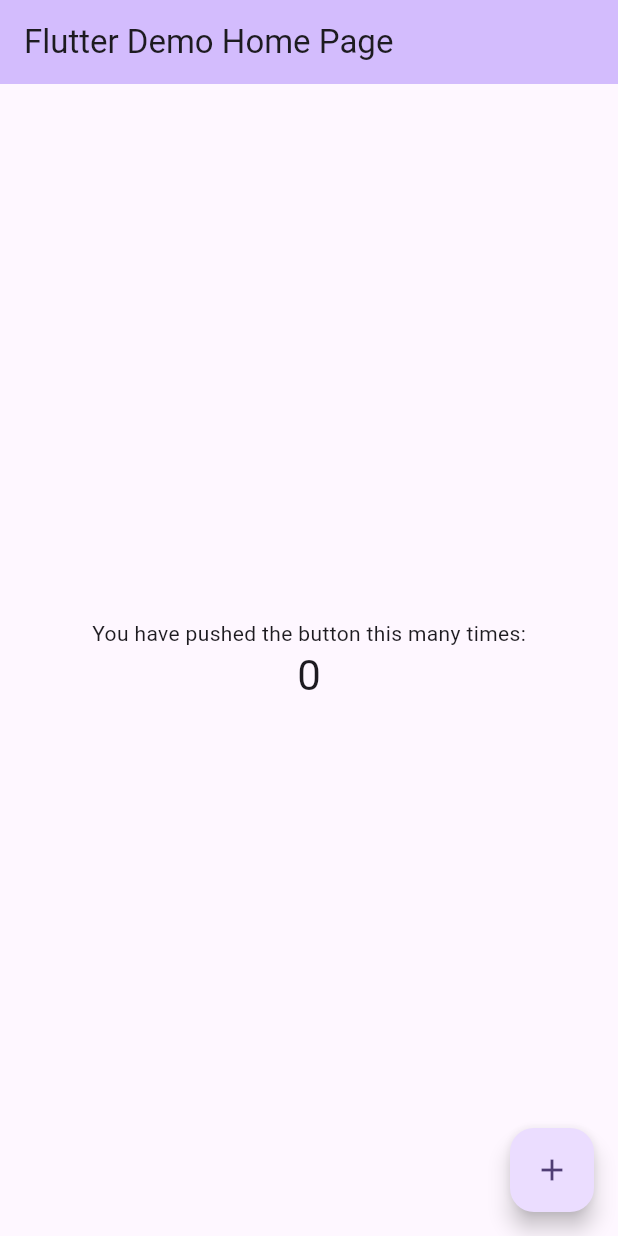
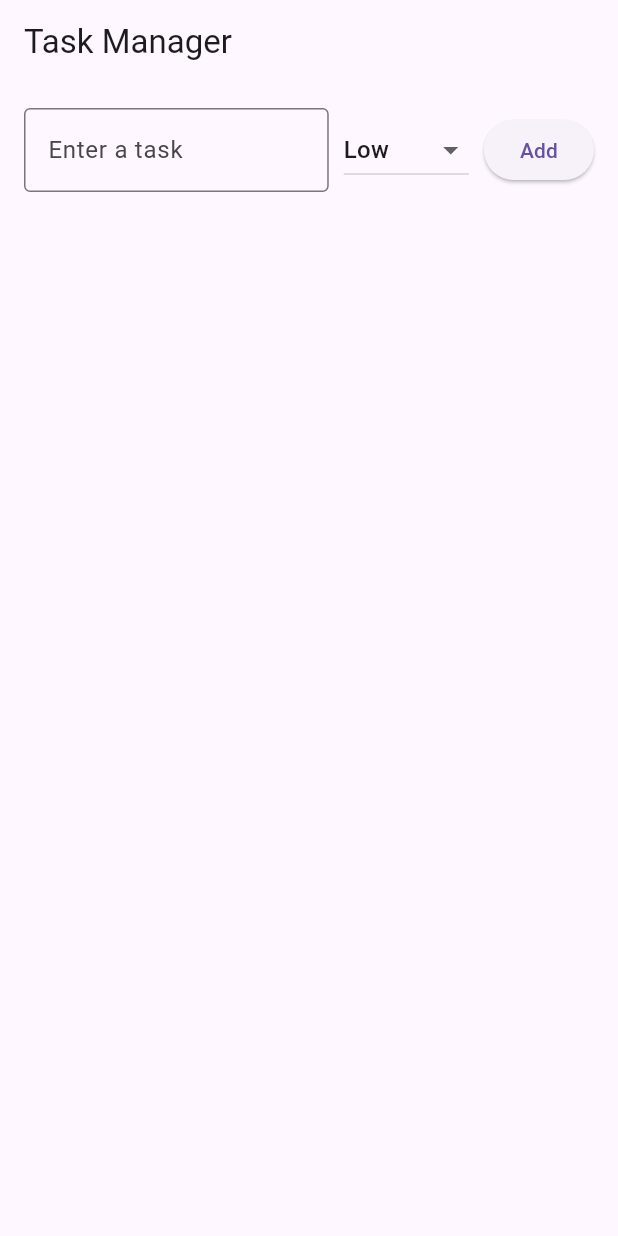
Before and after one commit to ClearNixson/task_list, a Flutter app: the screen it shows after launch, on a phone screen of 412 x 824 dp. Run offline on Flutter 3.47's test engine with Material 3 defaults, Android fonts, the phone set to English and light mode, and no system bars.

Commit message:
update main.dart

```diff
--- a/lib/main.dart
+++ b/lib/main.dart
@@ -1,122 +1,150 @@
 import 'package:flutter/material.dart';
 
 void main() {
-  runApp(const MyApp());
+  runApp(TaskManagerApp());
 }
 
-class MyApp extends StatelessWidget {
-  const MyApp({super.key});
-
-  // This widget is the root of your application.
+class TaskManagerApp extends StatelessWidget {
   @override
   Widget build(BuildContext context) {
     return MaterialApp(
-      title: 'Flutter Demo',
+      title: 'Task Manager',
       theme: ThemeData(
-        // This is the theme of your application.
-        //
-        // TRY THIS: Try running your application with "flutter run". You'll see
-        // the application has a purple toolbar. Then, without quitting the app,
-        // try changing the seedColor in the colorScheme below to Colors.green
-        // and then invoke "hot reload" (save your changes or press the "hot
-        // reload" button in a Flutter-supported IDE, or press "r" if you used
-        // the command line to start the app).
-        //
-        // Notice that the counter didn't reset back to zero; the application
-        // state is not lost during the reload. To reset the state, use hot
-        // restart instead.
-        //
-        // This works for code too, not just values: Most code changes can be
-        // tested with just a hot reload.
-        colorScheme: ColorScheme.fromSeed(seedColor: Colors.deepPurple),
+        primarySwatch: Colors.blue,
       ),
-      home: const MyHomePage(title: 'Flutter Demo Home Page'),
+      home: TaskListScreen(),
     );
   }
 }
 
-class MyHomePage extends StatefulWidget {
-  const MyHomePage({super.key, required this.title});
+class Task {
+  String name;
+  bool isCompleted;
+  String priority; // Optional: For graduate students
 
-  // This widget is the home page of your application. It is stateful, meaning
-  // that it has a State object (defined below) that contains fields that affect
-  // how it looks.
-
-  // This class is the configuration for the state. It holds the values (in this
-  // case the title) provided by the parent (in this case the App widget) and
-  // used by the build method of the State. Fields in a Widget subclass are
-  // always marked "final".
-
-  final String title;
-
-  @override
-  State<MyHomePage> createState() => _MyHomePageState();
+  Task({required this.name, this.isCompleted = false, this.priority = 'Low'});
 }
 
-class _MyHomePageState extends State<MyHomePage> {
-  int _counter = 0;
+class TaskListScreen extends StatefulWidget {
+  @override
+  _TaskListScreenState createState() => _TaskListScreenState();
+}
 
-  void _incrementCounter() {
+class _TaskListScreenState extends State<TaskListScreen> {
+  final TextEditingController _taskController = TextEditingController();
+  String _selectedPriority = 'Low'; // Optional: For graduate students
+  List<Task> _tasks = [];
+
+  void _addTask() {
+    if (_taskController.text.isEmpty) return;
+
     setState(() {
-      // This call to setState tells the Flutter framework that something has
-      // changed in this State, which causes it to rerun the build method below
-      // so that the display can reflect the updated values. If we changed
-      // _counter without calling setState(), then the build method would not be
-      // called again, and so nothing would appear to happen.
-      _counter++;
+      _tasks.add(Task(
+        name: _taskController.text,
+        priority: _selectedPriority, // Optional: For graduate students
+      ));
+      _taskController.clear();
+    });
+  }
+
+  void _toggleTaskCompletion(int index) {
+    setState(() {
+      _tasks[index].isCompleted = !_tasks[index].isCompleted;
+    });
+  }
+
+  void _deleteTask(int index) {
+    setState(() {
+      _tasks.removeAt(index);
     });
   }
 
   @override
   Widget build(BuildContext context) {
-    // This method is rerun every time setState is called, for instance as done
-    // by the _incrementCounter method above.
-    //
-    // The Flutter framework has been optimized to make rerunning build methods
-    // fast, so that you can just rebuild anything that needs updating rather
-    // than having to individually change instances of widgets.
     return Scaffold(
       appBar: AppBar(
-        // TRY THIS: Try changing the color here to a specific color (to
-        // Colors.amber, perhaps?) and trigger a hot reload to see the AppBar
-        // change color while the other colors stay the same.
-        backgroundColor: Theme.of(context).colorScheme.inversePrimary,
-        // Here we take the value from the MyHomePage object that was created by
-        // the App.build method, and use it to set our appbar title.
-        title: Text(widget.title),
+        title: Text('Task Manager'),
       ),
-      body: Center(
-        // Center is a layout widget. It takes a single child and positions it
-        // in the middle of the parent.
+      body: Padding(
+        padding: const EdgeInsets.all(16.0),
         child: Column(
-          // Column is also a layout widget. It takes a list of children and
-          // arranges them vertically. By default, it sizes itself to fit its
-          // children horizontally, and tries to be as tall as its parent.
-          //
-          // Column has various properties to control how it sizes itself and
-          // how it positions its children. Here we use mainAxisAlignment to
-          // center the children vertically; the main axis here is the vertical
-          // axis because Columns are vertical (the cross axis would be
-          // horizontal).
-          //
-          // TRY THIS: Invoke "debug painting" (choose the "Toggle Debug Paint"
-          // action in the IDE, or press "p" in the console), to see the
-          // wireframe for each widget.
-          mainAxisAlignment: MainAxisAlignment.center,
-          children: <Widget>[
-            const Text('You have pushed the button this many times:'),
-            Text(
-              '$_counter',
-              style: Theme.of(context).textTheme.headlineMedium,
+          children: [
+            // Task Input Field
+            Row(
+              children: [
+                Expanded(
+                  child: TextField(
+                    controller: _taskController,
+                    decoration: InputDecoration(
+                      labelText: 'Enter a task',
+                      border: OutlineInputBorder(),
+                    ),
+                  ),
+                ),
+                SizedBox(width: 10),
+                // Priority Dropdown (Optional: For graduate students)
+                DropdownButton<String>(
+                  value: _selectedPriority,
+                  onChanged: (String? newValue) {
+                    setState(() {
+                      _selectedPriority = newValue!;
+                    });
+                  },
+                  items: <String>['Low', 'Medium', 'High']
+                      .map<DropdownMenuItem<String>>((String value) {
+                    return DropdownMenuItem<String>(
+                      value: value,
+                      child: Text(value),
+                    );
+                  }).toList(),
+                ),
+                SizedBox(width: 10),
+                // Add Button
+                ElevatedButton(
+                  onPressed: _addTask,
+                  child: Text('Add'),
+                ),
+              ],
+            ),
+            SizedBox(height: 20),
+            // Task List
+            Expanded(
+              child: ListView.builder(
+                itemCount: _tasks.length,
+                itemBuilder: (context, index) {
+                  final task = _tasks[index];
+                  return Card(
+                    margin: EdgeInsets.symmetric(vertical: 5),
+                    child: ListTile(
+                      leading: Checkbox(
+                        value: task.isCompleted,
+                        onChanged: (bool? value) {
+                          _toggleTaskCompletion(index);
+                        },
+                      ),
+                      title: Text(
+                        task.name,
+                        style: TextStyle(
+                          decoration: task.isCompleted
+                              ? TextDecoration.lineThrough
+                              : TextDecoration.none,
+                        ),
+                      ),
+                      subtitle: Text('Priority: ${task.priority}'), // Optional: For graduate students
+                      trailing: IconButton(
+                        icon: Icon(Icons.delete, color: Colors.red),
+                        onPressed: () {
+                          _deleteTask(index);
+                        },
+                      ),
+                    ),
+                  );
+                },
+              ),
             ),
           ],
         ),
       ),
-      floatingActionButton: FloatingActionButton(
-        onPressed: _incrementCounter,
-        tooltip: 'Increment',
-        child: const Icon(Icons.add),
-      ), // This trailing comma makes auto-formatting nicer for build methods.
     );
   }
 }
```
